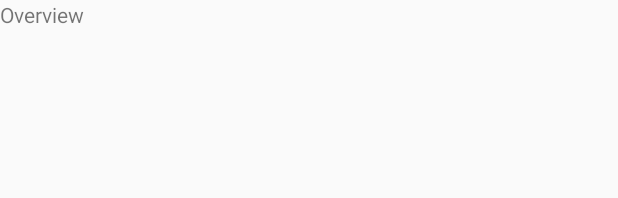
After one commit to gustavclausen/BikeShare, an Android app: the layout fragment_overview.xml on its own in the app's theme, with its tools: preview values and no code run, on a phone screen of 412 x 824 dp. The commit adds this screen. Shown: the top 198 px of the screen. Run offline under Robolectric (Android 15) with nearby library versions, the phone set to English and light mode, and no system bars.

Commit message:
Fragment setup; Additional style

```diff
--- a/app/build.gradle
+++ b/app/build.gradle
@@ -28,4 +28,5 @@ dependencies {
     implementation 'com.android.support:design:27.1.1'
     implementation 'com.android.support.constraint:constraint-layout:1.1.3'
     implementation 'com.android.support:support-vector-drawable:27.1.1'
+    implementation 'com.android.support:support-v4:27.1.1'
 }
--- a/app/src/main/AndroidManifest.xml
+++ b/app/src/main/AndroidManifest.xml
@@ -3,15 +3,12 @@
           package="com.gustavclausen.bikeshare">
 
     <application
-            android:allowBackup="true"
             android:icon="@mipmap/ic_launcher"
             android:label="@string/app_name"
             android:roundIcon="@mipmap/ic_launcher_round"
             android:supportsRtl="true"
             android:theme="@style/AppTheme">
-        <activity
-                android:name=".BikeShareActivity"
-                android:label="@string/title_activity_bike_share">
+        <activity android:name=".activities.BikeShareActivity">
             <intent-filter>
                 <action android:name="android.intent.action.MAIN" />
                 <action android:name="android.intent.action.VIEW" />
--- /dev/null
+++ b/app/src/main/res/layout/fragment_overview.xml
@@ -0,0 +1,13 @@
+<?xml version="1.0" encoding="utf-8"?>
+<FrameLayout xmlns:android="http://schemas.android.com/apk/res/android"
+             xmlns:tools="http://schemas.android.com/tools"
+             android:layout_width="match_parent"
+             android:layout_height="match_parent"
+             tools:context=".fragments.OverviewFragment">
+
+    <TextView
+            android:layout_width="match_parent"
+            android:layout_height="match_parent"
+            android:text="@string/title_overview" />
+
+</FrameLayout>
--- a/app/src/main/res/values/colors.xml
+++ b/app/src/main/res/values/colors.xml
@@ -1,6 +1,6 @@
 <?xml version="1.0" encoding="utf-8"?>
 <resources>
-    <color name="colorPrimary">#008577</color>
-    <color name="colorPrimaryDark">#00574B</color>
-    <color name="colorAccent">#D81B60</color>
+    <color name="colorPrimary">#FFFFFF</color>
+    <color name="colorPrimaryDark">#0C0C0C</color>
+    <color name="colorAccent">#448AFF</color>
 </resources>
--- a/app/src/main/res/values/styles.xml
+++ b/app/src/main/res/values/styles.xml
@@ -1,10 +1,14 @@
 <resources>
 
     <!-- Base application theme. -->
-    <style name="AppTheme" parent="Theme.AppCompat.Light.DarkActionBar">
+    <style name="AppTheme" parent="Theme.AppCompat.Light">
         <item name="colorPrimary">@color/colorPrimary</item>
         <item name="colorPrimaryDark">@color/colorPrimaryDark</item>
         <item name="colorAccent">@color/colorAccent</item>
     </style>
 
+    <style name="BottomNavigationTheme" parent="Theme.AppCompat.Light">
+        <item name="colorPrimary">@color/colorAccent</item>
+    </style>
+
 </resources>
```
Also changed, not shown: app/src/main/java/com/gustavclausen/bikeshare/BikeShareActivity.kt (deleted, +0 -34 lines), app/src/main/java/com/gustavclausen/bikeshare/activities/BikeShareActivity.kt (added, +52 -0 lines), app/src/main/java/com/gustavclausen/bikeshare/fragments/AccountFragment.kt (added, +23 -0 lines), app/src/main/java/com/gustavclausen/bikeshare/fragments/OverviewFragment.kt (added, +23 -0 lines), app/src/main/java/com/gustavclausen/bikeshare/fragments/RideFragment.kt (added, +22 -0 lines), app/src/main/res/layout/activity_bike_share.xml (+11 -12 lines), app/src/main/res/layout/fragment_account.xml (added, +13 -0 lines), app/src/main/res/layout/fragment_ride.xml (added, +13 -0 lines), app/src/main/res/menu/navigation.xml (+10 -6 lines), app/src/main/res/values/strings.xml (+3 -4 lines).
